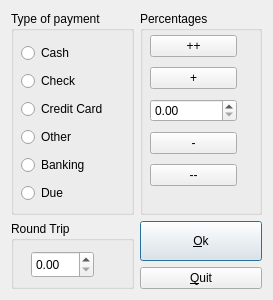
Old version of the form plugins/accountreceiptsplugin/ChoiceDialog.ui in the repository FreeHealth/freehealth.
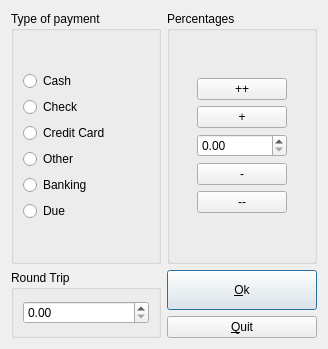
New version of the form.

Commit message: Some grid layouts

Patch:
```diff
--- a/plugins/accountreceiptsplugin/ChoiceDialog.ui
+++ b/plugins/accountreceiptsplugin/ChoiceDialog.ui
@@ -6,8 +6,8 @@
    <rect>
     <x>0</x>
     <y>0</y>
-    <width>273</width>
-    <height>300</height>
+    <width>328</width>
+    <height>349</height>
    </rect>
   </property>
   <property name="windowTitle">
@@ -21,15 +21,8 @@
        <property name="title">
         <string>Type of payment</string>
        </property>
-       <widget class="QWidget" name="">
-        <property name="geometry">
-         <rect>
-          <x>10</x>
-          <y>30</y>
-          <width>102</width>
-          <height>164</height>
-         </rect>
-        </property>
+       <layout class="QGridLayout" name="gridLayout_5">
+        <item row="0" column="0">
         <layout class="QGridLayout" name="gridLayout">
          <item row="0" column="0">
           <widget class="QRadioButton" name="cashButton">
@@ -74,7 +67,8 @@
           </widget>
          </item>
         </layout>
-       </widget>
+        </item>
+       </layout>
       </widget>
      </item>
      <item row="0" column="1">
@@ -82,15 +76,8 @@
        <property name="title">
         <string>Percentages</string>
        </property>
-       <widget class="QWidget" name="">
-        <property name="geometry">
-         <rect>
-          <x>10</x>
-          <y>20</y>
-          <width>87</width>
-          <height>161</height>
-         </rect>
-        </property>
+       <layout class="QGridLayout" name="gridLayout_6">
+        <item row="0" column="0">
         <layout class="QGridLayout" name="gridLayout_2">
          <item row="0" column="0">
           <widget class="QPushButton" name="plusConstButton">
@@ -131,7 +118,8 @@
           </widget>
          </item>
         </layout>
-       </widget>
+        </item>
+       </layout>
       </widget>
      </item>
      <item row="1" column="0" rowspan="2">
@@ -139,16 +127,11 @@
        <property name="title">
         <string>Round Trip</string>
        </property>
-       <widget class="QDoubleSpinBox" name="distanceDoubleSpinBox">
-        <property name="geometry">
-         <rect>
-          <x>20</x>
-          <y>30</y>
-          <width>63</width>
-          <height>27</height>
-         </rect>
-        </property>
-       </widget>
+       <layout class="QGridLayout" name="gridLayout_7">
+        <item row="0" column="0">
+         <widget class="QDoubleSpinBox" name="distanceDoubleSpinBox"/>
+        </item>
+       </layout>
       </widget>
      </item>
      <item row="1" column="1">
```
Lines whose indentation alone changed are shown as unchanged.
